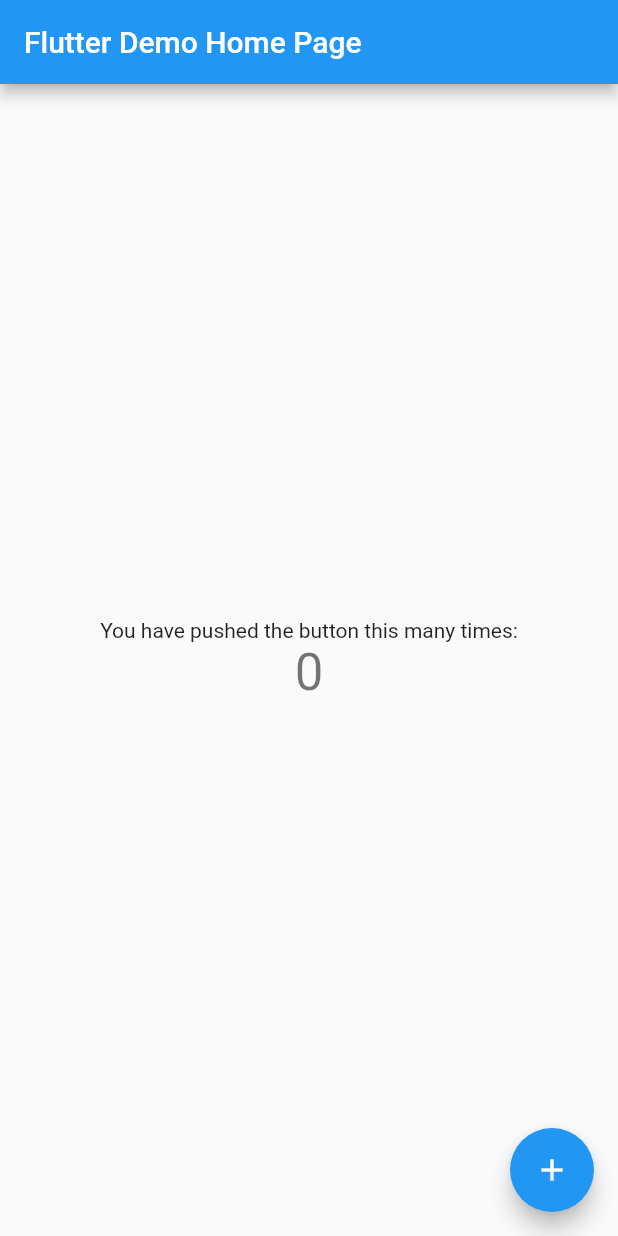
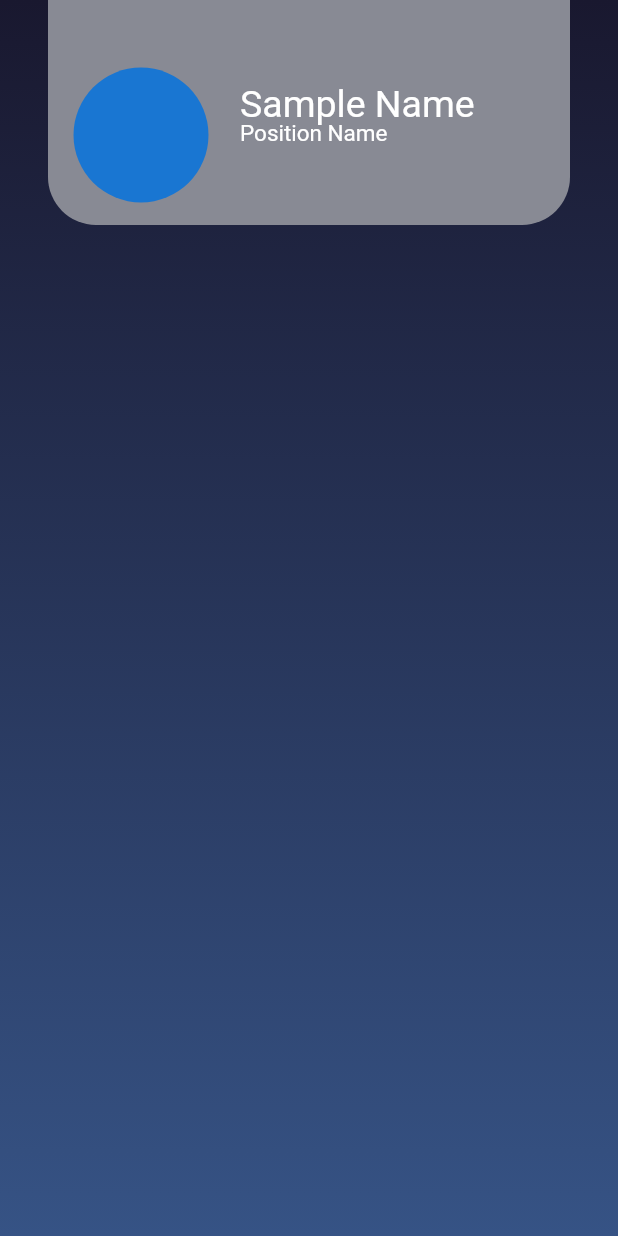
Before and after one commit to sGurkaran/concluder, a Flutter app: the screen it shows after launch, on a phone screen of 412 x 824 dp. Run offline on Flutter 3.47's test engine with Material 2 defaults, Android fonts, the phone set to English and light mode, and no system bars.

Commit message:
top view done

```diff
--- /dev/null
+++ b/lib/backGround.dart
@@ -0,0 +1,17 @@
+import 'package:flutter/material.dart';
+
+class BackGradient extends StatelessWidget {
+
+  @override
+  Widget build(BuildContext context) {
+    return Container(
+      decoration: BoxDecoration(
+        gradient: LinearGradient(
+          begin: Alignment.topCenter,
+          end: Alignment.bottomCenter,
+          colors: [Color(0xFF19182F), Color(0xFF365385)],
+        ),
+      ),
+    );
+  }
+}
--- a/lib/main.dart
+++ b/lib/main.dart
@@ -1,4 +1,6 @@
 import 'package:flutter/material.dart';
+import 'backGround.dart';
+import 'topPanel.dart';
 
 void main() => runApp(MyApp());
 
@@ -7,105 +9,26 @@
   @override
   Widget build(BuildContext context) {
     return MaterialApp(
-      title: 'Flutter Demo',
-      theme: ThemeData(
-        // This is the theme of your application.
-        //
-        // Try running your application with "flutter run". You'll see the
-        // application has a blue toolbar. Then, without quitting the app, try
-        // changing the primarySwatch below to Colors.green and then invoke
-        // "hot reload" (press "r" in the console where you ran "flutter run",
-        // or simply save your changes to "hot reload" in a Flutter IDE).
-        // Notice that the counter didn't reset back to zero; the application
-        // is not restarted.
-        primarySwatch: Colors.blue,
-      ),
-      home: MyHomePage(title: 'Flutter Demo Home Page'),
+      home: DashBoard(),
     );
   }
 }
 
-class MyHomePage extends StatefulWidget {
-  MyHomePage({Key key, this.title}) : super(key: key);
-
-  // This widget is the home page of your application. It is stateful, meaning
-  // that it has a State object (defined below) that contains fields that affect
-  // how it looks.
-
-  // This class is the configuration for the state. It holds the values (in this
-  // case the title) provided by the parent (in this case the App widget) and
-  // used by the build method of the State. Fields in a Widget subclass are
-  // always marked "final".
-
-  final String title;
-
+class DashBoard extends StatefulWidget {
   @override
-  _MyHomePageState createState() => _MyHomePageState();
+  _DashBoardState createState() => _DashBoardState();
 }
 
-class _MyHomePageState extends State<MyHomePage> {
-  int _counter = 0;
-
-  void _incrementCounter() {
-    setState(() {
-      // This call to setState tells the Flutter framework that something has
-      // changed in this State, which causes it to rerun the build method below
-      // so that the display can reflect the updated values. If we changed
-      // _counter without calling setState(), then the build method would not be
-      // called again, and so nothing would appear to happen.
-      _counter++;
-    });
-  }
-
+class _DashBoardState extends State<DashBoard> {
   @override
   Widget build(BuildContext context) {
-    // This method is rerun every time setState is called, for instance as done
-    // by the _incrementCounter method above.
-    //
-    // The Flutter framework has been optimized to make rerunning build methods
-    // fast, so that you can just rebuild anything that needs updating rather
-    // than having to individually change instances of widgets.
     return Scaffold(
-      appBar: AppBar(
-        // Here we take the value from the MyHomePage object that was created by
-        // the App.build method, and use it to set our appbar title.
-        title: Text(widget.title),
-      ),
-      body: Center(
-        // Center is a layout widget. It takes a single child and positions it
-        // in the middle of the parent.
-        child: Column(
-          // Column is also layout widget. It takes a list of children and
-          // arranges them vertically. By default, it sizes itself to fit its
-          // children horizontally, and tries to be as tall as its parent.
-          //
-          // Invoke "debug painting" (press "p" in the console, choose the
-          // "Toggle Debug Paint" action from the Flutter Inspector in Android
-          // Studio, or the "Toggle Debug Paint" command in Visual Studio Code)
-          // to see the wireframe for each widget.
-          //
-          // Column has various properties to control how it sizes itself and
-          // how it positions its children. Here we use mainAxisAlignment to
-          // center the children vertically; the main axis here is the vertical
-          // axis because Columns are vertical (the cross axis would be
-          // horizontal).
-          mainAxisAlignment: MainAxisAlignment.center,
+      body: Stack(
           children: <Widget>[
-            Text(
-              'You have pushed the button this many times:',
-            ),
-            Text(
-              '$_counter',
-              style: Theme.of(context).textTheme.display1,
-            ),
-          ],
+            BackGradient(),
+            TopPanel(),
+          ]
         ),
-      ),
-      floatingActionButton: FloatingActionButton(
-        onPressed: _incrementCounter,
-        tooltip: 'Increment',
-        child: Icon(Icons.add),
-      ), // This trailing comma makes auto-formatting nicer for build methods.
-    );
+      );
   }
 }
--- /dev/null
+++ b/lib/topPanel.dart
@@ -0,0 +1,80 @@
+import 'package:flutter/material.dart';
+
+class TopPanel extends StatelessWidget {
+  @override
+  Widget build(BuildContext context) {
+    return Stack(
+      children: <Widget>[
+        TopContainer(),
+        CircleImage(),
+        Name(),
+        PositionName(),
+      ],
+    );
+  }
+}
+
+class TopContainer extends StatelessWidget {
+
+  @override
+  Widget build(BuildContext context) {
+    return Positioned(
+      left: 32,
+      right: 32,
+      child: Container(
+        height: 150,
+        width: double.infinity,
+        decoration: BoxDecoration(
+          color: Color(0xFF888A94),
+          borderRadius: BorderRadiusDirectional.vertical(
+            bottom: Radius.circular(32.0),
+          ),
+        ),
+      ),
+    );
+  }
+}
+
+class CircleImage extends StatelessWidget {
+
+  @override
+  Widget build(BuildContext context) {
+    return Positioned(
+      top: 45,
+      left: 49,
+      child: CircleAvatar(
+        radius: 45,
+      ),
+    );
+  }
+}
+
+class Name extends StatelessWidget{
+  @override
+  Widget build(BuildContext context) {
+     return Positioned(
+       top: 55,
+       left: 160,
+       child: Text('Sample Name',
+       style: TextStyle(
+         fontSize: 25,
+         color: Colors.white,
+       ),
+       ),
+     );
+  }
+}
+
+class PositionName extends StatelessWidget{
+  @override
+  Widget build(BuildContext context) {
+      return Positioned(
+        top: 80,
+        left: 160,
+        child: Text('Position Name',
+      style: TextStyle(
+        fontSize: 15,
+        color: Colors.white,
+      ),),);
+  }
+}
```
